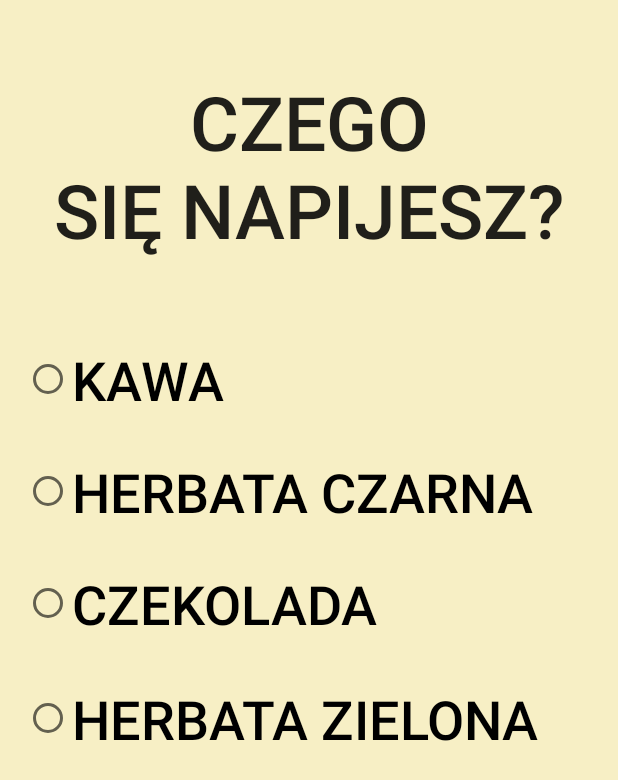
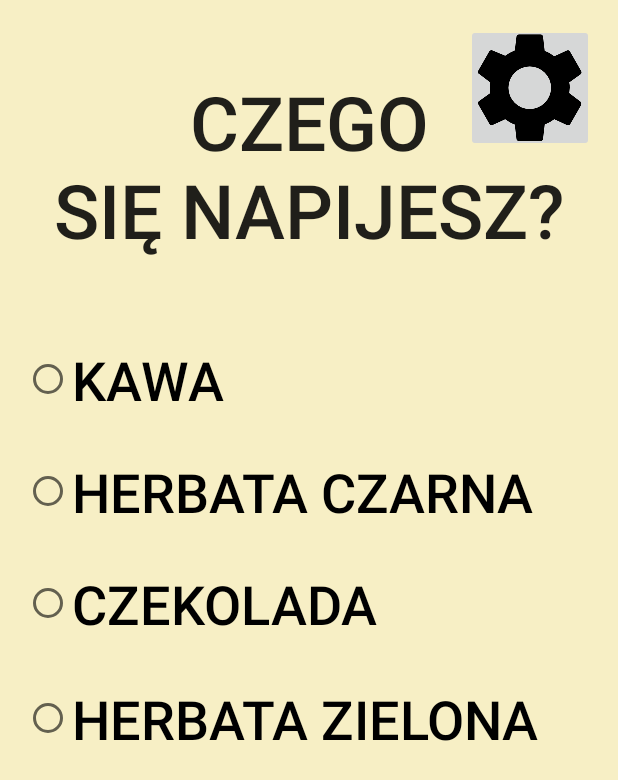
Before and after one commit to gelldur/JaTuStygne, an Android app: the DrinkChoiceActivity screen opened directly, with no data from a screen before it, on a phone screen of 412 x 824 dp. Shown: the top 780 px of the screen. Run offline under Robolectric (Android 15) with nearby library versions, the phone set to English and light mode, and no system bars; 1 statement that could not run was skipped.

Commit message:
added setting button

```diff
--- a/app/src/main/java/pl/jatustygne/DrinkChoiceActivity.java
+++ b/app/src/main/java/pl/jatustygne/DrinkChoiceActivity.java
@@ -2,7 +2,9 @@ package pl.jatustygne;
 
 import android.content.Intent;
 import android.os.Bundle;
+import android.view.View;
 import android.widget.CompoundButton;
+import android.widget.ImageButton;
 import android.widget.RadioButton;
 
 import pl.jatustygne.bus.EventCofeeTemperature;
@@ -17,6 +19,14 @@ public class DrinkChoiceActivity extends BaseActivity {
 	protected void onCreate(Bundle savedInstanceState) {
 		super.onCreate(savedInstanceState);
 		setContentView(R.layout.drink_choice);
+		ImageButton settingsButton = (ImageButton) findViewById(R.id.settingsButton);
+		settingsButton.setOnClickListener(new View.OnClickListener() {
+			@Override
+			public void onClick(View v) {
+				Intent myIntent = new Intent(DrinkChoiceActivity.this, MainActivity.class);
+				DrinkChoiceActivity.this.startActivity(myIntent);
+			}
+		});
 		RadioButton radioButton1 = (RadioButton) findViewById(R.id.radioButton);
 		RadioButton radioButton2 = (RadioButton) findViewById(R.id.radioButton2);
 		RadioButton radioButton3 = (RadioButton) findViewById(R.id.radioButton3);
--- a/app/src/main/res/layout/drink_choice.xml
+++ b/app/src/main/res/layout/drink_choice.xml
@@ -8,6 +8,13 @@
 				android:paddingTop="@dimen/activity_vertical_margin"
 				android:paddingBottom="@dimen/activity_vertical_margin"
 				tools:context=".MainActivity" >
+
+	<ImageButton
+		android:id="@+id/settingsButton"
+		android:layout_width="128px"
+		android:layout_height="128px"
+		android:src="@drawable/settings"
+		android:layout_alignParentRight="true"/>
 
 	<TextView
 		android:layout_width="wrap_content"
```
